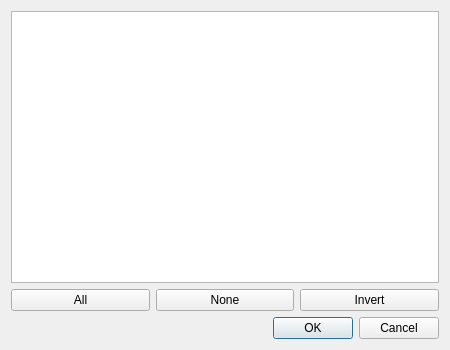
Before: the Qt Designer form common/lc_selectdialog.ui in nathaneltitane/studworx, drawn with Qt 5.
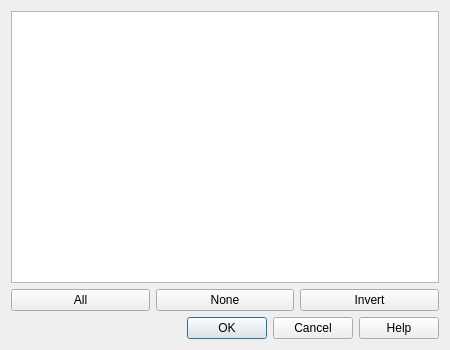
After: the same form once the commit is applied.

Commit message: Add contextual help to render settings and grouping dialogs

Diff of the .ui file:
```diff
--- a/common/lc_selectdialog.ui
+++ b/common/lc_selectdialog.ui
@@ -57,7 +57,7 @@
       <enum>Qt::Horizontal</enum>
      </property>
      <property name="standardButtons">
-      <set>QDialogButtonBox::Cancel|QDialogButtonBox::Ok</set>
+      <set>QDialogButtonBox::Cancel|QDialogButtonBox::Help|QDialogButtonBox::Ok</set>
      </property>
     </widget>
    </item>
```
Left out of the diff: 21 changed lines with no effect on the pictures. The commit also changes 17 other files.
